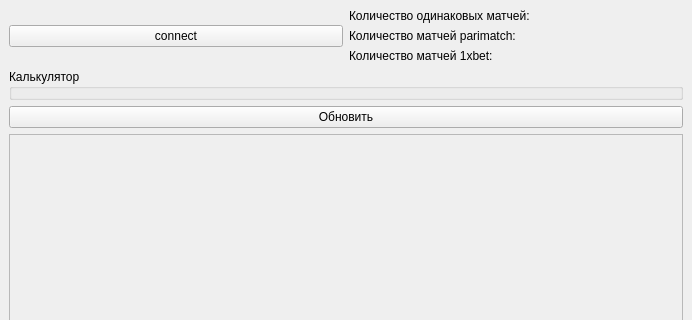
Old version of the form mainwindow.ui in the repository isys35/lol_project; both pictures show x 0 to 692 and y 0 to 320 of the 692 by 851 pixel window.
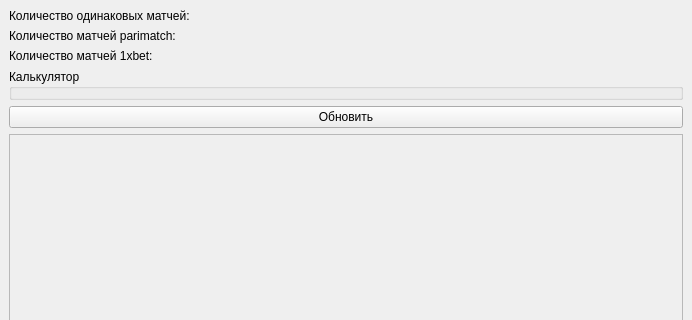
New version of the form.

What changed in the file:
```diff
--- a/mainwindow.ui
+++ b/mainwindow.ui
@@ -17,13 +17,6 @@
    <layout class="QVBoxLayout" name="verticalLayout_2">
     <item>
      <layout class="QHBoxLayout" name="horizontalLayout">
-      <item>
-       <widget class="QPushButton" name="pushButton">
-        <property name="text">
-         <string>connect</string>
-        </property>
-       </widget>
-      </item>
       <item>
        <layout class="QVBoxLayout" name="verticalLayout_4">
         <item>
```
Left out of the diff: 3 changed lines with no effect on the pictures.
